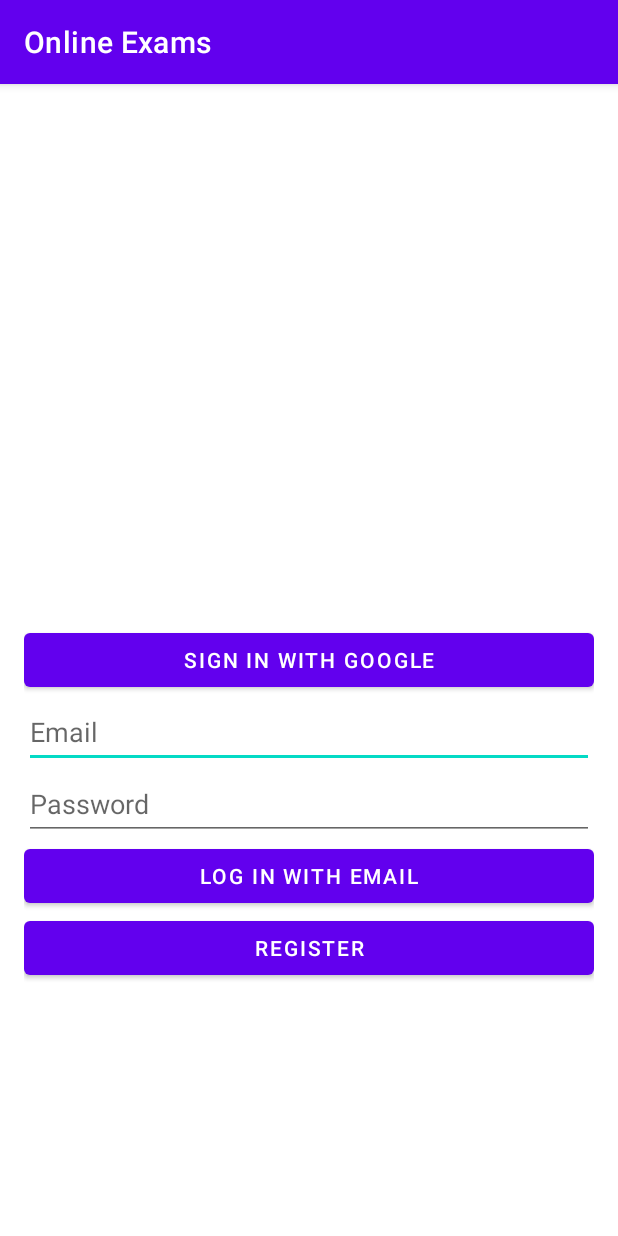
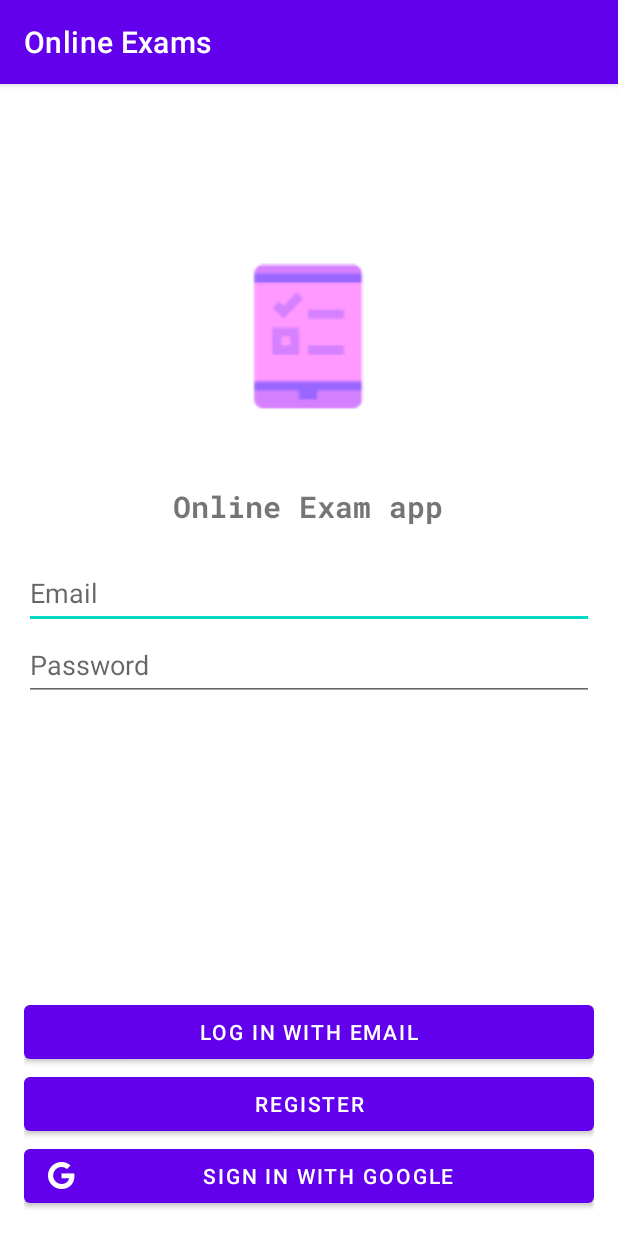
Before and after one commit to Andrew-A-A/Online_Exam_app, an Android app: the screen it shows after launch (LoginActivity), on a phone screen of 412 x 824 dp. Run offline under Robolectric (Android 15) with nearby library versions, the phone set to English and light mode, and no system bars; our stand-ins replace Firebase (no records; nobody signed in at launch, a user with empty details on screens opened directly).

Commit message:
Refactor code

```diff
--- a/app/src/main/java/com/andrew/saba/onlineexamapp/ExamFragment.java
+++ b/app/src/main/java/com/andrew/saba/onlineexamapp/ui/exam/ExamFragment.java
@@ -1,6 +1,5 @@
-package com.andrew.saba.onlineexamapp;
+package com.andrew.saba.onlineexamapp.ui.exam;
 
-import androidx.lifecycle.Observer;
 import androidx.lifecycle.ViewModelProvider;
 
 import android.os.Bundle;
@@ -14,6 +13,7 @@ import android.view.View;
 import android.view.ViewGroup;
 import android.widget.RadioButton;
 
+import com.andrew.saba.onlineexamapp.R;
 import com.andrew.saba.onlineexamapp.databinding.FragmentExamBinding;
 
 public class ExamFragment extends Fragment {
--- a/app/src/main/java/com/andrew/saba/onlineexamapp/ExamViewModel.java
+++ b/app/src/main/java/com/andrew/saba/onlineexamapp/ui/exam/ExamViewModel.java
@@ -1,6 +1,5 @@
-package com.andrew.saba.onlineexamapp;
+package com.andrew.saba.onlineexamapp.ui.exam;
 
-import androidx.lifecycle.LiveData;
 import androidx.lifecycle.MutableLiveData;
 import androidx.lifecycle.ViewModel;
 
--- a/app/src/main/res/layout/activity_login.xml
+++ b/app/src/main/res/layout/activity_login.xml
@@ -1,48 +1,86 @@
 <?xml version="1.0" encoding="utf-8"?>
-<RelativeLayout
-    xmlns:android="http://schemas.android.com/apk/res/android"
+<androidx.constraintlayout.widget.ConstraintLayout xmlns:android="http://schemas.android.com/apk/res/android"
     xmlns:app="http://schemas.android.com/apk/res-auto"
     xmlns:tools="http://schemas.android.com/tools"
     android:layout_width="match_parent"
     android:layout_height="match_parent"
     android:padding="16dp">
 
-    <Button
-        android:id="@+id/googleSignInButton"
-        android:layout_width="match_parent"
-        android:layout_height="wrap_content"
-        android:layout_centerInParent="true"
-        android:text="Sign in with Google" />
-
     <EditText
         android:id="@+id/emailEditText"
         android:layout_width="match_parent"
         android:layout_height="wrap_content"
-        android:layout_below="@id/googleSignInButton"
+        android:layout_marginTop="20dp"
         android:hint="Email"
-        android:minHeight="48dp" />
+        android:minHeight="48dp"
+        app:layout_constraintEnd_toEndOf="parent"
+        app:layout_constraintStart_toStartOf="parent"
+        app:layout_constraintTop_toBottomOf="@+id/app_title_text" />
 
     <EditText
         android:id="@+id/passwordEditText"
         android:layout_width="match_parent"
         android:layout_height="wrap_content"
-        android:layout_below="@id/emailEditText"
         android:hint="Password"
         android:inputType="textPassword"
-        android:minHeight="48dp" />
+        android:minHeight="48dp"
+        app:layout_constraintEnd_toEndOf="@+id/emailEditText"
+        app:layout_constraintHorizontal_bias="0.0"
+        app:layout_constraintStart_toStartOf="@+id/emailEditText"
+        app:layout_constraintTop_toBottomOf="@+id/emailEditText" />
 
     <Button
         android:id="@+id/emailLoginButton"
         android:layout_width="match_parent"
         android:layout_height="wrap_content"
-        android:layout_below="@id/passwordEditText"
-        android:text="Log in with Email" />
+        android:text="Log in with Email"
+        app:layout_constraintBottom_toTopOf="@+id/registrationButton"
+        app:layout_constraintEnd_toEndOf="@+id/registrationButton"
+        app:layout_constraintStart_toStartOf="@+id/registrationButton" />
 
     <Button
         android:id="@+id/registrationButton"
         android:layout_width="match_parent"
         android:layout_height="wrap_content"
-        android:layout_below="@id/emailLoginButton"
-        android:text="Register" />
+        android:text="Register"
+        app:layout_constraintBottom_toTopOf="@+id/googleSignInButton"
+        app:layout_constraintEnd_toEndOf="@+id/googleSignInButton"
+        app:layout_constraintStart_toStartOf="@+id/googleSignInButton" />
 
-</RelativeLayout>
+    <Button
+        android:id="@+id/googleSignInButton"
+        android:layout_width="match_parent"
+        android:layout_height="wrap_content"
+        android:layout_centerHorizontal="true"
+        android:layout_centerVertical="true"
+        android:text="Sign in with Google"
+        app:icon="@drawable/googleg_standard_color_18"
+        app:layout_constraintBottom_toBottomOf="parent"
+        app:layout_constraintEnd_toEndOf="parent"
+        app:layout_constraintStart_toStartOf="parent" />
+
+    <ImageView
+        android:id="@+id/imageView6"
+        android:layout_width="182dp"
+        android:layout_height="168dp"
+        android:layout_marginTop="68dp"
+        app:layout_constraintEnd_toEndOf="parent"
+        app:layout_constraintHorizontal_bias="0.496"
+        app:layout_constraintStart_toStartOf="parent"
+        app:layout_constraintTop_toTopOf="parent"
+        app:srcCompat="@mipmap/ic_launcher" />
+
+    <TextView
+        android:id="@+id/app_title_text"
+        android:layout_width="wrap_content"
+        android:layout_height="wrap_content"
+        android:layout_marginTop="16dp"
+        android:fontFamily="@font/roboto_mono_bold"
+        android:text="@string/app_name"
+        android:textSize="20sp"
+        app:layout_constraintEnd_toEndOf="parent"
+        app:layout_constraintHorizontal_bias="0.498"
+        app:layout_constraintStart_toStartOf="parent"
+        app:layout_constraintTop_toBottomOf="@+id/imageView6" />
+
+</androidx.constraintlayout.widget.ConstraintLayout>
--- a/app/src/main/res/layout/fragment_exam.xml
+++ b/app/src/main/res/layout/fragment_exam.xml
@@ -8,7 +8,7 @@
 <FrameLayout
     android:layout_width="match_parent"
     android:layout_height="match_parent"
-    tools:context=".ExamFragment">
+    tools:context=".ui.exam.ExamFragment">
 
     <androidx.constraintlayout.widget.ConstraintLayout
         android:layout_width="match_parent"
--- a/app/src/main/res/navigation/mobile_navigation.xml
+++ b/app/src/main/res/navigation/mobile_navigation.xml
@@ -22,7 +22,7 @@
 
     <fragment
         android:id="@+id/examFragment"
-        android:name="com.andrew.saba.onlineexamapp.ExamFragment"
+        android:name="com.andrew.saba.onlineexamapp.ui.exam.ExamFragment"
         android:label="Exam"
         tools:layout="@layout/fragment_exam" />
 </navigation>
```
Also changed, not shown: app/src/main/java/com/andrew/saba/onlineexamapp/MainActivity.java (+19 -0 lines), app/src/main/java/com/andrew/saba/onlineexamapp/data/LoginDataSource.java (deleted, +0 -29 lines), app/src/main/java/com/andrew/saba/onlineexamapp/data/LoginRepository.java (deleted, +0 -54 lines), app/src/main/java/com/andrew/saba/onlineexamapp/data/Result.java (deleted, +0 -48 lines), app/src/main/java/com/andrew/saba/onlineexamapp/data/model/LoggedInUser.java (deleted, +0 -23 lines), app/src/main/java/com/andrew/saba/onlineexamapp/ui/gallery/GalleryFragment.java (deleted, +0 -37 lines), app/src/main/java/com/andrew/saba/onlineexamapp/ui/gallery/GalleryViewModel.java (deleted, +0 -19 lines), app/src/main/java/com/andrew/saba/onlineexamapp/ui/login/LoginActivity.java (+37 -44 lines), app/src/main/java/com/andrew/saba/onlineexamapp/ui/slideshow/SlideshowFragment.java (deleted, +0 -37 lines), app/src/main/java/com/andrew/saba/onlineexamapp/ui/slideshow/SlideshowViewModel.java (deleted, +0 -19 lines).
